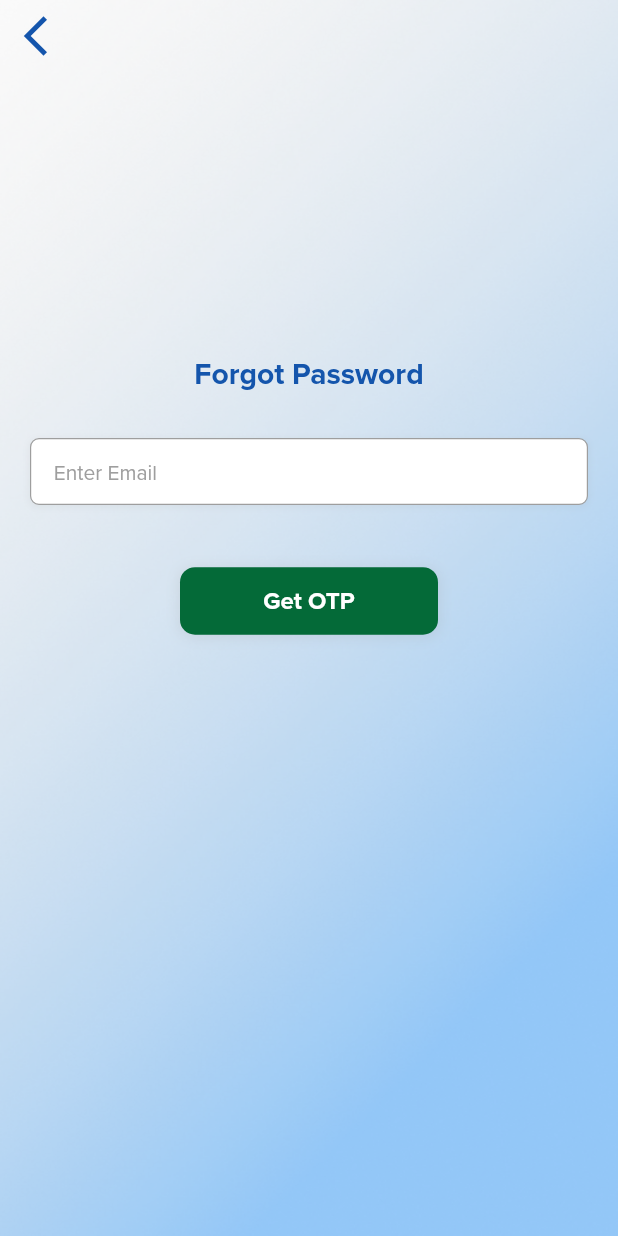
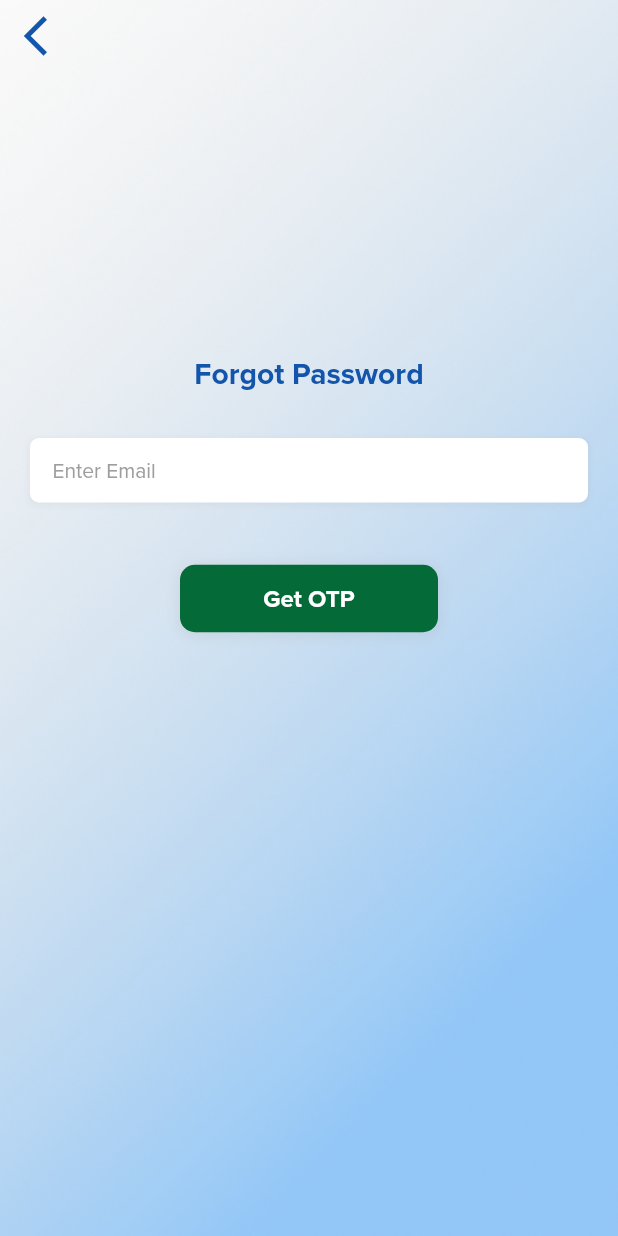
Before and after one commit to innoitlabs/itoconnect, a Flutter app: the ForgotPasswordScreen screen opened directly, on a phone screen of 412 x 824 dp. Run offline on Flutter 3.47's test engine with Material 2 defaults, Android fonts, the light colour scheme and no system bars; our stand-ins replace cached_network_image, connectivity, dio, flutter_svg, fluttertoast, get_it and 4 more; accounts and stored records are empty.

Commit message:
New Group View

```diff
--- a/lib/util/custom_themes.dart
+++ b/lib/util/custom_themes.dart
@@ -50,6 +50,12 @@ const titleHeader = TextStyle(
   fontSize: Dimensions.fontSizeOverLarge,
   color: Color(0xFF1455AC),
 );
+const textFieldHeader = TextStyle(
+  fontFamily: 'ProximaNova',
+  fontWeight: FontWeight.w700,
+  fontSize: Dimensions.fontSizeLarge,
+  color: Colors.black87,
+);
 const titleCardHeader = TextStyle(
   fontFamily: 'ProximaNova',
   fontWeight: FontWeight.w600,
--- a/lib/view/basewidget/textfield/custom_textfield.dart
+++ b/lib/view/basewidget/textfield/custom_textfield.dart
@@ -16,6 +16,7 @@ class CustomTextField extends StatelessWidget {
   final TextInputType? textInputType;
   final int? maxLine;
   final FocusNode? focusNode;
+  final Widget? suffix;
   final FocusNode? nextNode;
   final TextInputAction? textInputAction;
   final bool isPhoneNumber;
@@ -33,6 +34,7 @@ class CustomTextField extends StatelessWidget {
       this.textInputType,
       this.maxLine,
       this.focusNode,
+        this.suffix,
       this.nextNode,
       this.textInputAction,
       this.isPhoneNumber = false,
@@ -50,13 +52,16 @@ class CustomTextField extends StatelessWidget {
       width: double.infinity,
       decoration: BoxDecoration(
         //border: isBorder? Border.all(width: .8,color: Theme.of(context).hintColor):null,
-        border: Border.all(width: .8,color: Theme.of(context).hintColor),
+        // border: Border.all(width: .8,color: Theme.of(context).hintColor),
         color: Theme.of(context).highlightColor,
         borderRadius: isPhoneNumber ? const BorderRadius.only(topRight: Radius.circular(6), bottomRight: Radius.circular(6)) : BorderRadius.circular(6),
         boxShadow: [
           BoxShadow(color: Colors.grey.withOpacity(0.1), spreadRadius: 1, blurRadius: 3, offset: const Offset(0, 1)) // changes position of shadow
         ],
       ),
+      child: Row(
+        children: [
+          Expanded(
             child: TextFormField(
               textAlign: textAlign != null? textAlign! : isBorder? TextAlign.center:TextAlign.start,
               controller: controller,
@@ -83,8 +88,8 @@ class CustomTextField extends StatelessWidget {
                 return null;
 
               },
+
               decoration: InputDecoration(
-
                 hintText: hintText ?? '',
                 filled: fillColor != null,
                 fillColor: fillColor,
@@ -97,6 +102,10 @@ class CustomTextField extends StatelessWidget {
                 border: InputBorder.none,
               ),
             ),
+          ),
+          suffix ?? const SizedBox.shrink()
+        ],
+      ),
     );
   }
 }
--- a/lib/view/screen/mainscreen/mainscreen.dart
+++ b/lib/view/screen/mainscreen/mainscreen.dart
@@ -89,7 +89,7 @@ class _MainScreenViewState extends State<MainScreenView> {
   @override
   Widget build(BuildContext context) {
     return Scaffold(
-      backgroundColor: const Color(0xFFF0F0F0),
+      // backgroundColor: const Color(0xFFF0F0F0),
       // appBar: AppBar(
       //   leading: const Icon(Icons.menu, color: Colors.black87,),
       //   backgroundColor: const Color(0xFFF0F0F0),
```
Also changed, not shown: lib/view/screen/ecampaigns/ecampaigns_screen.dart (+13 -2 lines), lib/view/screen/ecampaigns/new_group.dart (added, +49 -0 lines). Lines whose indentation alone changed are shown as unchanged.
